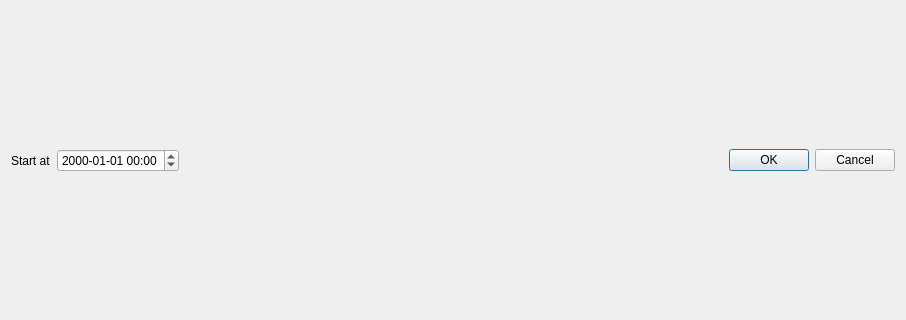
Before: the Qt Designer form designer/organizer.ui in glutanimate/note-organizer, drawn with Qt 5; both pictures show x 0 to 906 and y 88 to 408 of the 906 by 498 pixel window.
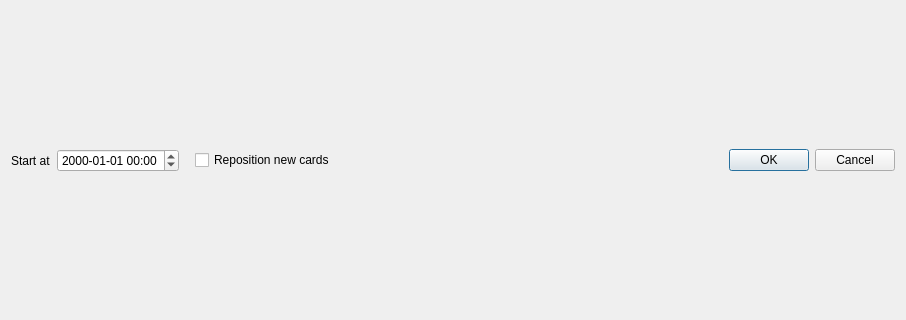
After: the same form once the commit is applied.

Commit message: Add card reposition feature; Add exit confirmation

The edit to the form file:
```diff
--- a/designer/organizer.ui
+++ b/designer/organizer.ui
@@ -37,6 +37,32 @@
        </property>
       </widget>
      </item>
+     <item>
+      <spacer name="horizontalSpacer">
+       <property name="orientation">
+        <enum>Qt::Horizontal</enum>
+       </property>
+       <property name="sizeType">
+        <enum>QSizePolicy::Minimum</enum>
+       </property>
+       <property name="sizeHint" stdset="0">
+        <size>
+         <width>10</width>
+         <height>0</height>
+        </size>
+       </property>
+      </spacer>
+     </item>
+     <item>
+      <widget class="QCheckBox" name="cbRepos">
+       <property name="text">
+        <string>Reposition new cards</string>
+       </property>
+       <property name="checked">
+        <bool>false</bool>
+       </property>
+      </widget>
+     </item>
      <item>
       <widget class="QDialogButtonBox" name="buttonBox">
        <property name="standardButtons">
```
The commit also changes 2 other files.
